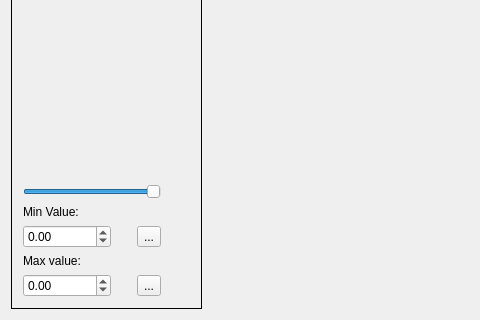
Old version of the form mainwindow.ui in the repository vjetten/MapEdit; both pictures show x 0 to 480 and y 334 to 654 of the 832 by 654 pixel window.
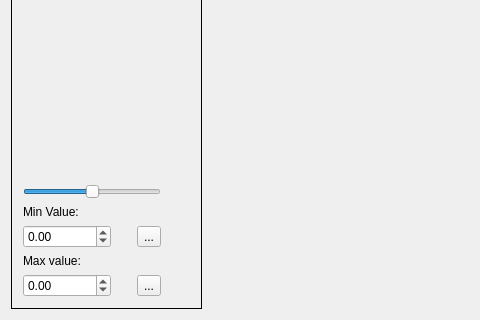
New version of the form.

Diff of the .ui file:
```diff
--- a/mainwindow.ui
+++ b/mainwindow.ui
@@ -214,8 +214,11 @@
          <property name="maximum">
           <number>255</number>
          </property>
+         <property name="value">
+          <number>128</number>
+         </property>
          <property name="sliderPosition">
-          <number>255</number>
+          <number>128</number>
          </property>
          <property name="orientation">
           <enum>Qt::Horizontal</enum>
```
